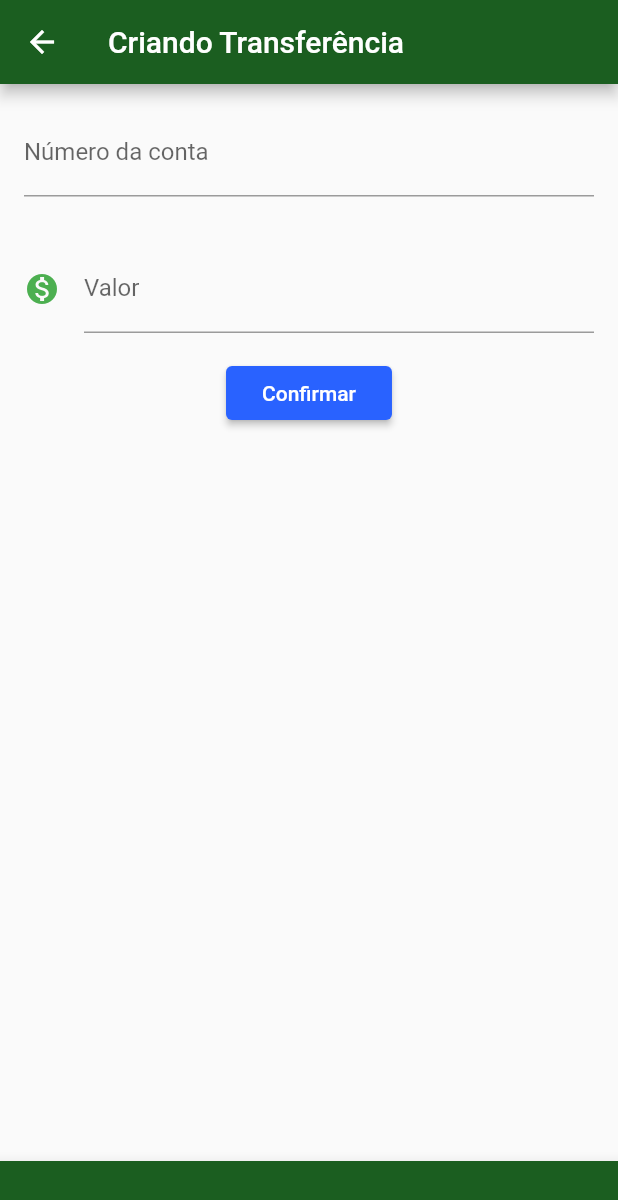
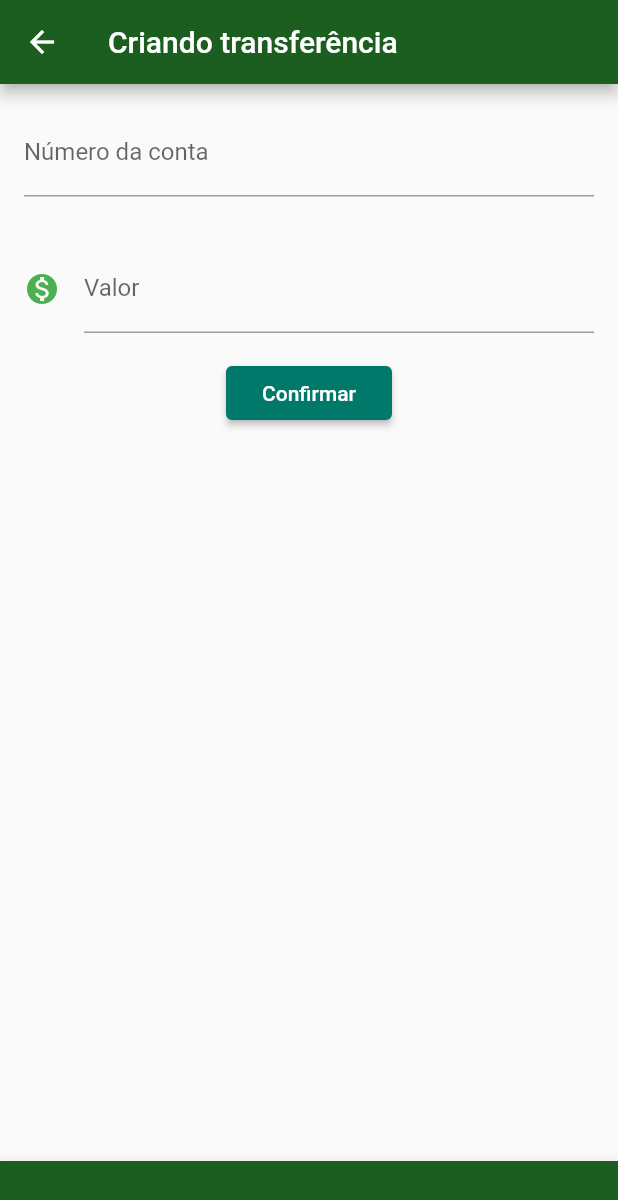
Before and after one commit to abruno36/ByteBank, a Flutter app: the screen it shows after launch, after a tap on the "add" icon, on a phone screen of 412 x 824 dp. Shown: the top 1200 px of the screen. Run offline on Flutter 3.47's test engine with Material 2 defaults, Android fonts, the phone set to English and light mode, and no system bars.

```diff
--- /dev/null
+++ b/lib/components/editor.dart
@@ -0,0 +1,30 @@
+import 'package:flutter/material.dart';
+
+class Editor extends StatelessWidget {
+
+  final TextEditingController? controlador;
+  final String? rotulo;
+  final String? dica;
+  final IconData? icone;
+
+  Editor({this.controlador, this.rotulo, this.dica, this.icone,});
+
+  @override
+  Widget build(BuildContext context) {
+    return Padding(
+      padding: const EdgeInsets.all(16.0),
+      child: TextField(
+        controller: controlador,
+        style: TextStyle(
+            fontSize: 16.0
+        ),
+        decoration: InputDecoration(
+          icon: icone != null ? Icon(icone, color: Colors.green) : null,
+          labelText: rotulo,
+          hintText: dica,
+        ),
+        keyboardType: TextInputType.number,
+      ),
+    );
+  }
+}
--- a/lib/main.dart
+++ b/lib/main.dart
@@ -1,10 +1,10 @@
 import 'package:flutter/material.dart';
+import 'package:bytebank/screens/transferencias/lista.dart';
 
 const primaryColor = Color(0xFF1B5E20);
 const scaffoldColor = Color(0xFFE8F5E9);
 
 void main() => runApp(BytebankApp());
-
 
 class BytebankApp extends StatelessWidget {
 
@@ -16,193 +16,11 @@ class BytebankApp extends StatelessWidget {
         primaryColor: Colors.green[900],
         accentColor: Colors.blueAccent[700],
         buttonTheme: ButtonThemeData(
-        buttonColor: Colors.blueAccent[700],
-        textTheme: ButtonTextTheme.primary,
+          buttonColor: Colors.teal[700],
+          textTheme: ButtonTextTheme.primary,
       ),
       ),
       home: ListaTransferencias(),
     );
   }
 }
-
-class Transferencia {
-  final double valor;
-  final int numeroConta;
-
-  Transferencia(this.valor, this.numeroConta);
-
-  @override
-  String toString() {
-    return 'Transferencia{valor: $valor, numeroConta: $numeroConta}';
-  }
-}
-
-class ItemTransferencia extends StatelessWidget {
-
-  final Transferencia _transferencia;
-  ItemTransferencia(this._transferencia);
-
-  @override
-  Widget build(BuildContext context) {
-    // TODO: implement build
-    return Card(
-      child: ListTile(
-        leading: Icon(Icons.monetization_on, color: Colors.green,),
-        title: Text(_transferencia.valor.toString()),
-        subtitle: Text(_transferencia.numeroConta.toString()),
-      ),
-    );
-  }
-}
-
-class Editor extends StatelessWidget {
-
-  final TextEditingController? controlador;
-  final String? rotulo;
-  final String? dica;
-  final IconData? icone;
-
-  Editor({this.controlador, this.rotulo, this.dica, this.icone});
-
-  @override
-  Widget build(BuildContext context) {
-    return Padding(
-      padding: const EdgeInsets.all(16.0),
-      child: TextField(
-        controller: controlador,
-        style: TextStyle(
-            fontSize: 16.0
-        ),
-        decoration: InputDecoration(
-          icon: icone != null ? Icon(icone, color: Colors.green) : null,
-          labelText: rotulo,
-          hintText: dica,
-        ),
-        keyboardType: TextInputType.number,
-      ),
-    );
-  }
-}
-
-class ListaTransferencias extends StatefulWidget {
-
-  final List<Transferencia> _transferencias = [];
-
-  @override
-  State<StatefulWidget> createState() {
-    return ListaTransferenciasState();
-  }
-}
-
-class FormularioTransferenciaState extends State<FormularioTransferencia> {
-
-  final TextEditingController _controladorCampoNumeroConta = TextEditingController();
-  final TextEditingController _controladorCampoValor = TextEditingController();
-
-  @override
-  Widget build(BuildContext context) {
-    return Scaffold(
-      appBar: AppBar(
-        backgroundColor: primaryColor,
-        title: Text('Criando Transferência'),),
-      body: SingleChildScrollView(
-        child: Column(
-          children: <Widget>[
-            Editor(
-              controlador: _controladorCampoNumeroConta,
-              rotulo: 'Número da conta',
-              dica: '0000',
-            ),
-            Editor(
-                controlador: _controladorCampoValor,
-                rotulo: 'Valor',
-                dica: '0.00',
-                icone: Icons.monetization_on
-            ),
-            RaisedButton(
-                child: Text('Confirmar'),
-                onPressed: () => _criaTransferencia(context)
-            ),
-          ],
-        ),
-      ),
-      bottomNavigationBar: BottomAppBar(
-          shape: CircularNotchedRectangle(),
-          color: primaryColor,
-          child: Container(height: 50)
-      ),
-    );
-  }
-
-  void _criaTransferencia(BuildContext context) {
-    final int? numeroConta =
-    int.tryParse(_controladorCampoNumeroConta.text);
-    final double? valor =
-    double.tryParse(_controladorCampoValor.text);
-    if (numeroConta != null && valor != null) {
-      final transferenciaCriada = Transferencia(valor, numeroConta);
-      //debugPrint('Criando transferência');
-      //debugPrint('$transferenciaCriada');
-      Navigator.pop(context, transferenciaCriada);
-    }
-  }
-}
-
-
-class ListaTransferenciasState extends State<ListaTransferencias> {
-
-  @override
-  Widget build(BuildContext context) {
-    return Scaffold(
-      appBar: AppBar(
-        backgroundColor: primaryColor,
-        title: Text('Transferências'),
-      ),
-      body: ListView.builder(
-        itemCount: widget._transferencias.length,
-        itemBuilder: (context, indice) {
-          final transferencia = widget._transferencias[indice];
-          return ItemTransferencia(transferencia);
-        },
-      ),
-      floatingActionButtonLocation: FloatingActionButtonLocation.endDocked,
-      floatingActionButton: FloatingActionButton(
-        child: Icon(Icons.add),
-        backgroundColor: Colors.green,
-        onPressed: () {
-          final Future future = Navigator.push(
-              context, MaterialPageRoute(builder: (context) {
-            return FormularioTransferencia();
-          }));
-          future.then((transferenciaRecebida) {
-            Future.delayed(Duration(seconds: 1), () {
-              //debugPrint('chegou no then do future');
-              //debugPrint('$transferenciaRecebida');
-              if(transferenciaRecebida != null) {
-                setState(() {
-                  widget._transferencias.add(transferenciaRecebida);
-                });
-              }
-            });
-          });
-        },),
-      bottomNavigationBar: BottomAppBar(
-          shape: CircularNotchedRectangle(),
-          color: primaryColor,
-          child: Container(height: 50)
-      ),
-    );
-  }
-}
-
-class FormularioTransferencia extends StatefulWidget {
-  final TextEditingController _controladorCampoNumeroConta =
-  TextEditingController();
-  final TextEditingController _controladorCampoValor =
-  TextEditingController();
-
-  @override
-  State<StatefulWidget> createState() {
-    return FormularioTransferenciaState();
-  }
-}
--- /dev/null
+++ b/lib/models/transferencia.dart
@@ -0,0 +1,11 @@
+class Transferencia {
+  final double valor;
+  final int numeroConta;
+
+  Transferencia(this.valor, this.numeroConta);
+
+  @override
+  String toString() {
+    return 'Transferencia{valor: $valor, numeroConta: $numeroConta}';
+  }
+}
--- /dev/null
+++ b/lib/screens/transferencias/formulario.dart
@@ -0,0 +1,74 @@
+import 'package:flutter/material.dart';
+import 'package:bytebank/components/editor.dart';
+import 'package:bytebank/models/transferencia.dart';
+
+const primaryColor = Color(0xFF1B5E20);
+const scaffoldColor = Color(0xFFE8F5E9);
+const _tituloAppBar = 'Criando transferência';
+const _rotuloCampoValor = 'Valor';
+const _dicaCampoValor = '0.00';
+const _rotuloCampoNumeroConta = 'Número da conta';
+const _dicaCampoNumeroConta = '0000';
+const _textoBotaoConfirmar = 'Confirmar';
+
+class FormularioTransferencia extends StatefulWidget {
+
+  @override
+  State<StatefulWidget> createState() {
+    return FormularioTransferenciaState();
+  }
+}
+
+class FormularioTransferenciaState extends State<FormularioTransferencia> {
+
+  final TextEditingController _controladorCampoNumeroConta = TextEditingController();
+  final TextEditingController _controladorCampoValor = TextEditingController();
+
+  @override
+  Widget build(BuildContext context) {
+    return Scaffold(
+      appBar: AppBar(
+        backgroundColor: primaryColor,
+        title: Text(_tituloAppBar),),
+      body: SingleChildScrollView(
+        child: Column(
+          children: <Widget>[
+            Editor(
+              controlador: _controladorCampoNumeroConta,
+              rotulo: _rotuloCampoNumeroConta,
+              dica: _dicaCampoNumeroConta,
+            ),
+            Editor(
+                controlador: _controladorCampoValor,
+                rotulo: _rotuloCampoValor,
+                dica: _dicaCampoValor,
+                icone: Icons.monetization_on
+            ),
+            RaisedButton(
+                child: Text(_textoBotaoConfirmar),
+                onPressed: () => _criaTransferencia(context)
+            ),
+          ],
+        ),
+      ),
+      bottomNavigationBar: BottomAppBar(
+          shape: CircularNotchedRectangle(),
+          color: primaryColor,
+          child: Container(height: 50)
+      ),
+    );
+  }
+
+  void _criaTransferencia(BuildContext context) {
+    final int? numeroConta =
+    int.tryParse(_controladorCampoNumeroConta.text);
+    final double? valor =
+    double.tryParse(_controladorCampoValor.text);
+    if (numeroConta != null && valor != null) {
+      final transferenciaCriada = Transferencia(valor, numeroConta);
+      //debugPrint('Criando transferência');
+      //debugPrint('$transferenciaCriada');
+      Navigator.pop(context, transferenciaCriada);
+    }
+  }
+}
--- /dev/null
+++ b/lib/screens/transferencias/lista.dart
@@ -0,0 +1,80 @@
+import 'package:flutter/material.dart';
+import 'package:bytebank/screens/transferencias/formulario.dart';
+import 'package:bytebank/models/transferencia.dart';
+
+const primaryColor = Color(0xFF1B5E20);
+const scaffoldColor = Color(0xFFE8F5E9);
+const _tituloAppBar = 'Transferências';
+
+class ItemTransferencia extends StatelessWidget {
+  final Transferencia _transferencia;
+
+  ItemTransferencia(this._transferencia);
+
+  @override
+  Widget build(BuildContext context) {
+    // TODO: implement build
+    return Card(
+      child: ListTile(
+        leading: Icon(
+          Icons.monetization_on,
+          color: Colors.green,
+        ),
+        title: Text(_transferencia.valor.toString()),
+        subtitle: Text(_transferencia.numeroConta.toString()),
+      ),
+    );
+  }
+}
+
+class ListaTransferencias extends StatefulWidget {
+  final List<Transferencia> _transferencias = [];
+
+  @override
+  State<StatefulWidget> createState() {
+    return ListaTransferenciasState();
+  }
+}
+
+class ListaTransferenciasState extends State<ListaTransferencias> {
+  @override
+  Widget build(BuildContext context) {
+    return Scaffold(
+      appBar: AppBar(
+        backgroundColor: primaryColor,
+        title: Text(_tituloAppBar),
+      ),
+      body: ListView.builder(
+        itemCount: widget._transferencias.length,
+        itemBuilder: (context, indice) {
+          final transferencia = widget._transferencias[indice];
+          return ItemTransferencia(transferencia);
+        },
+      ),
+      floatingActionButtonLocation: FloatingActionButtonLocation.endDocked,
+      floatingActionButton: FloatingActionButton(
+        child: Icon(Icons.add),
+        backgroundColor: Colors.green,
+        onPressed: () {
+          Navigator.push(context, MaterialPageRoute(builder: (context) {
+            return FormularioTransferencia();
+          })).then(
+            (transferenciaRecebida) => _atualiza(transferenciaRecebida),
+          );
+        },
+      ),
+      bottomNavigationBar: BottomAppBar(
+          shape: CircularNotchedRectangle(),
+          color: primaryColor,
+          child: Container(height: 50)),
+    );
+  }
+
+  void _atualiza(transferenciaRecebida) {
+    if (transferenciaRecebida != null) {
+      setState(() {
+        widget._transferencias.add(transferenciaRecebida);
+      });
+    }
+  }
+}
```
Also changed, not shown: 4 other files.
